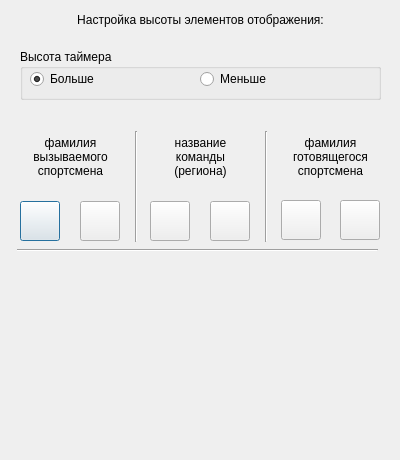
This is settings_window.ui in zak2791/TabloKudo as Qt 5 draws it before an edit. The edited form follows.
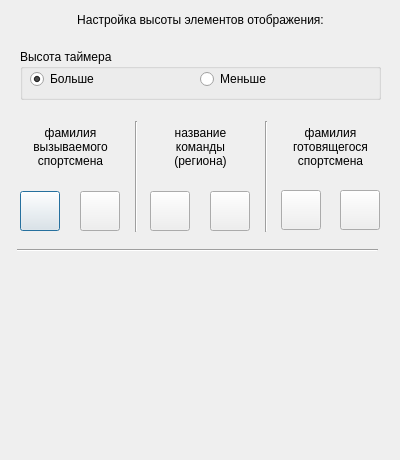
This is the edited form. Icons and pictures are not drawn.

The edit to the form file:
```diff
--- a/settings_window.ui
+++ b/settings_window.ui
@@ -20,7 +20,7 @@
    <property name="geometry">
     <rect>
      <x>170</x>
-     <y>126</y>
+     <y>116</y>
      <width>61</width>
      <height>61</height>
     </rect>
@@ -38,7 +38,7 @@
    <property name="geometry">
     <rect>
      <x>20</x>
-     <y>201</y>
+     <y>191</y>
      <width>40</width>
      <height>40</height>
     </rect>
@@ -68,7 +68,7 @@
    <property name="geometry">
     <rect>
      <x>80</x>
-     <y>201</y>
+     <y>191</y>
      <width>40</width>
      <height>40</height>
     </rect>
@@ -101,7 +101,7 @@
    <property name="geometry">
     <rect>
      <x>256</x>
-     <y>131</y>
+     <y>121</y>
      <width>20</width>
      <height>111</height>
     </rect>
@@ -114,7 +114,7 @@
    <property name="geometry">
     <rect>
      <x>210</x>
-     <y>201</y>
+     <y>191</y>
      <width>40</width>
      <height>40</height>
     </rect>
@@ -131,7 +131,7 @@
    <property name="geometry">
     <rect>
      <x>126</x>
-     <y>131</y>
+     <y>121</y>
      <width>20</width>
      <height>111</height>
     </rect>
@@ -157,7 +157,7 @@
    <property name="geometry">
     <rect>
      <x>150</x>
-     <y>201</y>
+     <y>191</y>
      <width>40</width>
      <height>40</height>
     </rect>
@@ -174,7 +174,7 @@
    <property name="geometry">
     <rect>
      <x>30</x>
-     <y>126</y>
+     <y>116</y>
      <width>81</width>
      <height>61</height>
     </rect>
@@ -192,7 +192,7 @@
    <property name="geometry">
     <rect>
      <x>281</x>
-     <y>200</y>
+     <y>190</y>
      <width>40</width>
      <height>40</height>
     </rect>
@@ -209,7 +209,7 @@
    <property name="geometry">
     <rect>
      <x>270</x>
-     <y>126</y>
+     <y>116</y>
      <width>121</width>
      <height>61</height>
     </rect>
@@ -227,7 +227,7 @@
    <property name="geometry">
     <rect>
      <x>340</x>
-     <y>200</y>
+     <y>190</y>
      <width>40</width>
      <height>40</height>
     </rect>
```
